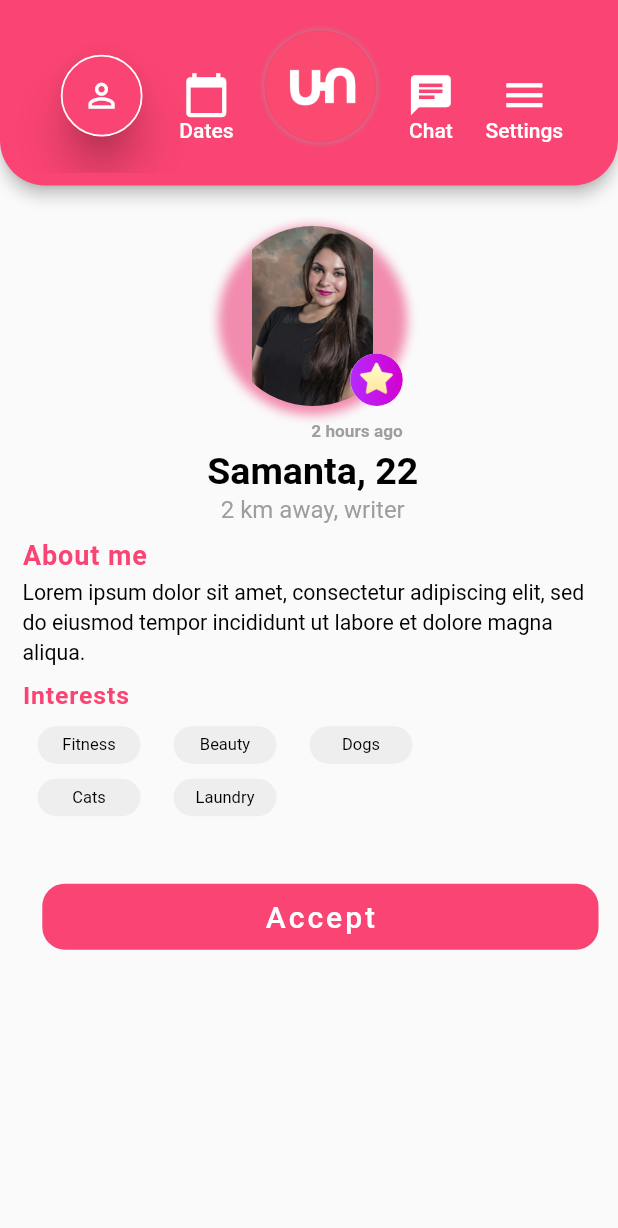
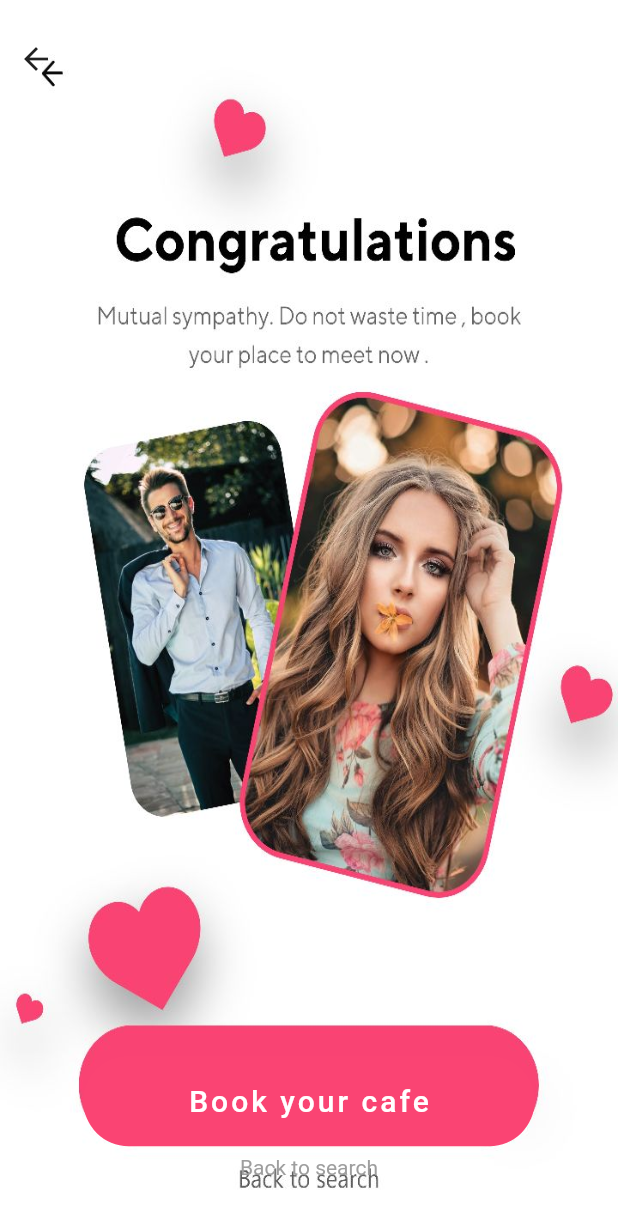
Before and after one commit to azzamjafri/Congle, a Flutter app: the UserDetails screen opened directly, after a tap on "Accept", on a phone screen of 412 x 824 dp. Shown: the top 1228 px of the screen. Run offline on Flutter 3.47's test engine with Material 2 defaults, Android fonts, the phone set to English and light mode, and no system bars; our stand-ins replace carousel_slider, page_indicator, simple_animations; Roboto replaces fonts that are missing (ttnorms).

Commit message:
Settings creating

```diff
--- a/lib/Auxiliary/app_bar.dart
+++ b/lib/AppBar/app_bar.dart
@@ -1,7 +1,9 @@
+import 'package:congle/AppBar/settings.dart';
+import 'package:congle/Auxiliary/colors.dart';
+import 'package:congle/Auxiliary/custom_size.dart';
 import 'package:flutter/material.dart';
 
-import 'colors.dart';
-import 'custom_size.dart';
+
 
 class MyAppBar extends StatelessWidget {
   @override
@@ -15,28 +17,37 @@ class MyAppBar extends StatelessWidget {
           borderRadius: BorderRadius.vertical(bottom: Radius.circular(30.0))),
       // centerTitle: false,
       title: Row(
-
         mainAxisAlignment: MainAxisAlignment.spaceEvenly,
         crossAxisAlignment: CrossAxisAlignment.end,
         children: [
           Card(
-
             elevation: 12.0,
             color: pinkColor,
             shape: RoundedRectangleBorder(
               borderRadius: BorderRadius.circular(100.0),
             ),
             child: Container(
-              height: height / 16 + 3,
-              width: height / 16 +  3,
-                  decoration: BoxDecoration(
-                      // color: Colors.white,
-                      borderRadius: BorderRadius.all(Radius.circular(100.0)),
-                        border: Border.all(color: Colors.white, width: 1.2)),
-                  child: IconButton(onPressed: () {}, icon: Icon(Icons.person_outline, size: height / 32))),
+                height: height / 16 + 3,
+                width: height / 16 + 3,
+                decoration: BoxDecoration(
+                    // color: Colors.white,
+                    borderRadius: BorderRadius.all(Radius.circular(100.0)),
+                    border: Border.all(color: Colors.white, width: 1.2)),
+                child: IconButton(
+                    onPressed: () {},
+                    icon: Icon(Icons.person_outline, size: height / 32))),
           ),
           new Column(
-            children: [Icon(Icons.calendar_today, size: height / 32 + 6,), Text("Dates", style: style(),)],
+            children: [
+              Icon(
+                Icons.calendar_today,
+                size: height / 32 + 6,
+              ),
+              Text(
+                "Dates",
+                style: style(),
+              )
+            ],
           ),
           Container(
               height: height / 12 + 6,
@@ -58,10 +69,32 @@ class MyAppBar extends StatelessWidget {
               ),
               child: Image.asset('assets/icons/logo.png')),
           new Column(
-            children: [Icon(Icons.chat, size: height / 32 + 6,), Text("Chat", style: style(), )],
+            children: [
+              Icon(
+                Icons.chat,
+                size: height / 32 + 6,
+              ),
+              Text(
+                "Chat",
+                style: style(),
+              )
+            ],
           ),
           new Column(
-            children: [Icon(Icons.menu, size: height / 32 + 6,), Text("Settings", style: style(),)],
+            children: [
+              IconButton(icon: Icon(
+                Icons.menu,
+                size: height / 32 + 6,
+              ),
+              onPressed: () {
+                Navigator.pushReplacement(context, new MaterialPageRoute(builder: (context) => Settings()));
+              }),
+
+              Text(
+                "Settings",
+                style: style(),
+              )
+            ],
           ),
         ],
       ),
@@ -69,6 +102,8 @@ class MyAppBar extends StatelessWidget {
   }
 
   style() {
-    return TextStyle(fontSize: 14.0,);
+    return TextStyle(
+      fontSize: 14.0,
+    );
   }
 }
--- /dev/null
+++ b/lib/Bookings/congratulations_screen.dart
@@ -0,0 +1,68 @@
+import 'package:congle/Auxiliary/colors.dart';
+import 'package:congle/Auxiliary/custom_size.dart';
+import 'package:flutter/material.dart';
+
+class Congratulations extends StatefulWidget {
+  @override
+  _CongratulationsState createState() => _CongratulationsState();
+}
+
+class _CongratulationsState extends State<Congratulations> {
+  @override
+  Widget build(BuildContext context) {
+    return new Scaffold(
+      body: getBody(),
+    );
+  }
+
+  getBody() {
+    double height = displayHeight(context);
+    double width = displayWidth(context);
+    return new Container(
+      height: height,
+      width: width,
+      decoration: BoxDecoration(
+        image: DecorationImage(image: AssetImage('assets/congratulations.jpg'), fit: BoxFit.fill),
+      ),
+      child: Column(
+        children: [
+          padding(10.0, 5.0),
+          Align(
+            alignment: Alignment.centerLeft,
+                      child: IconButton(
+                icon: Icon(Icons.arrow_back),
+                onPressed: () {
+                  Navigator.pop(context);
+                }),
+          ),
+          Spacer(),
+          bookButton(),
+          padding(2.0, 4.0),
+          Text('Back to search', style: myStyle(14.0, Colors.grey)),
+          SizedBox(height: height * .046,),
+        ],
+      ),
+    );
+  }
+
+
+
+  bookButton() {
+    return Container(
+        decoration: BoxDecoration(
+            color: pinkColor,
+            borderRadius: BorderRadius.all(Radius.circular(35.0))),
+        height: 60.0,
+        width: MediaQuery.of(context).size.width * 0.73,
+        child: FlatButton(
+            onPressed: () {
+              // Navigator.push(context, new MaterialPageRoute(builder: (context) => Congratulations()));
+            },
+            child: Text("Book your cafe",
+                style: new TextStyle(
+                  color: Colors.white,
+                  fontSize: 20.0,
+                  letterSpacing: 2.0,
+                ))));
+  }
+}
--- a/lib/Dates/dates.dart
+++ b/lib/Dates/dates.dart
@@ -1,4 +1,5 @@
-import 'package:congle/Auxiliary/app_bar.dart';
+
+import 'package:congle/AppBar/app_bar.dart';
 import 'package:congle/Auxiliary/colors.dart';
 import 'package:congle/Auxiliary/custom_size.dart';
 
--- a/lib/Dates/user_details.dart
+++ b/lib/Dates/user_details.dart
@@ -1,9 +1,11 @@
 import 'package:carousel_slider/carousel_slider.dart';
-import 'package:congle/Auxiliary/app_bar.dart';
-import 'package:congle/Auxiliary/bottom_nav_bar.dart';
+import 'package:congle/AppBar/app_bar.dart';
+
+
 import 'package:congle/Auxiliary/colors.dart';
 
 import 'package:congle/Auxiliary/custom_size.dart';
+import 'package:congle/Bookings/congratulations_screen.dart';
 import 'package:flutter/material.dart';
 
 class UserDetails extends StatefulWidget {
@@ -31,9 +33,10 @@ class _UserDetailsState extends State<UserDetails> {
     return new Scaffold(
       appBar: PreferredSize(
           preferredSize: Size.fromHeight(height * .150), child: MyAppBar()),
-      body: SingleChildScrollView(
-        child: Container(
+      body: Container(
         // width: width / 1.2,
+        height: height,
+        width: width,
         child: Padding(
           padding: const EdgeInsets.fromLTRB(15.0, 15.0, 10.0, 15.0),
           child: Column(
@@ -102,21 +105,21 @@ class _UserDetailsState extends State<UserDetails> {
                 ],
               ),
               padding(5.0, 5.0),
+              Spacer(),
+              accept(),
+              // Align(
+              //   alignment: AlignmentDirectional.centerEnd,
 
-                Align(
-                  alignment: AlignmentDirectional.centerEnd,
+              //   child: Transform.translate(
+              //     offset: Offset(-3, 30),
+              //     child: accept(),
 
-                  child: Transform.translate(
-                    offset: Offset(-3, 30),
-                    child: accept(),
-
-                  ),
-                ),
+              //   ),
+              // ),
               SizedBox(
-                  height: 15.0,
+                height: 10.0,
               ),
             ],
-            ),
           ),
         ),
       ),
@@ -131,7 +134,9 @@ class _UserDetailsState extends State<UserDetails> {
         height: 44.0,
         width: MediaQuery.of(context).size.width * 0.9,
         child: FlatButton(
-            onPressed: () {},
+            onPressed: () {
+              Navigator.push(context, new MaterialPageRoute(builder: (context) => Congratulations()));
+            },
             child: Text("Accept",
                 style: new TextStyle(
                   color: Colors.white,
--- a/lib/HomePage/home_page.dart
+++ b/lib/HomePage/home_page.dart
@@ -1,4 +1,5 @@
-import 'package:congle/Auxiliary/app_bar.dart';
+
+import 'package:congle/AppBar/app_bar.dart';
 import 'package:congle/Auxiliary/bottom_nav_bar.dart';
 
 import 'package:congle/Auxiliary/custom_size.dart';
--- a/lib/HomePage/home_page_detailed.dart
+++ b/lib/HomePage/home_page_detailed.dart
@@ -1,5 +1,6 @@
 import 'package:carousel_slider/carousel_slider.dart';
-import 'package:congle/Auxiliary/app_bar.dart';
+import 'package:congle/AppBar/app_bar.dart';
+
 import 'package:congle/Auxiliary/bottom_nav_bar.dart';
 import 'package:congle/Auxiliary/colors.dart';
 
--- a/lib/IntroPage/user_about_me.dart
+++ b/lib/IntroPage/user_about_me.dart
@@ -1,4 +1,5 @@
-import 'package:congle/Auxiliary/app_bar.dart';
+
+import 'package:congle/AppBar/app_bar.dart';
 import 'package:congle/Auxiliary/colors.dart';
 import 'package:congle/Auxiliary/custom_size.dart';
 import 'package:congle/HomePage/home_page.dart';
```
Also changed, not shown: lib/AppBar/settings.dart (added, +92 -0 lines), lib/Auxiliary/bottom_nav_bar.dart (+20 -8 lines), assets/congratulations.jpg (added). Lines whose indentation alone changed are shown as unchanged.
